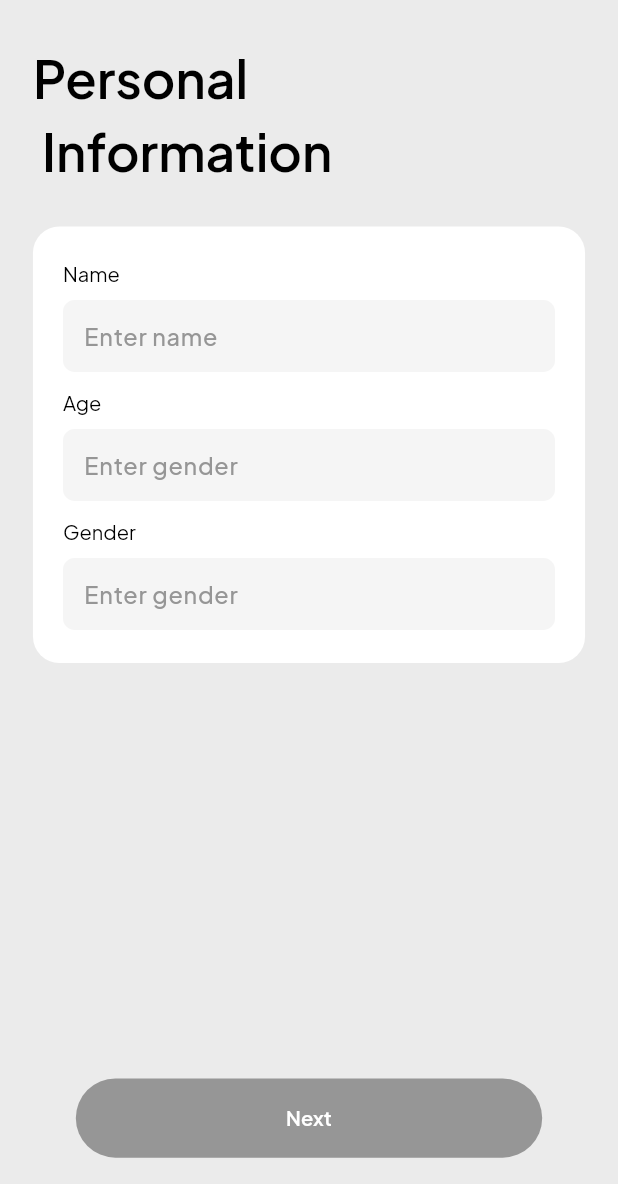
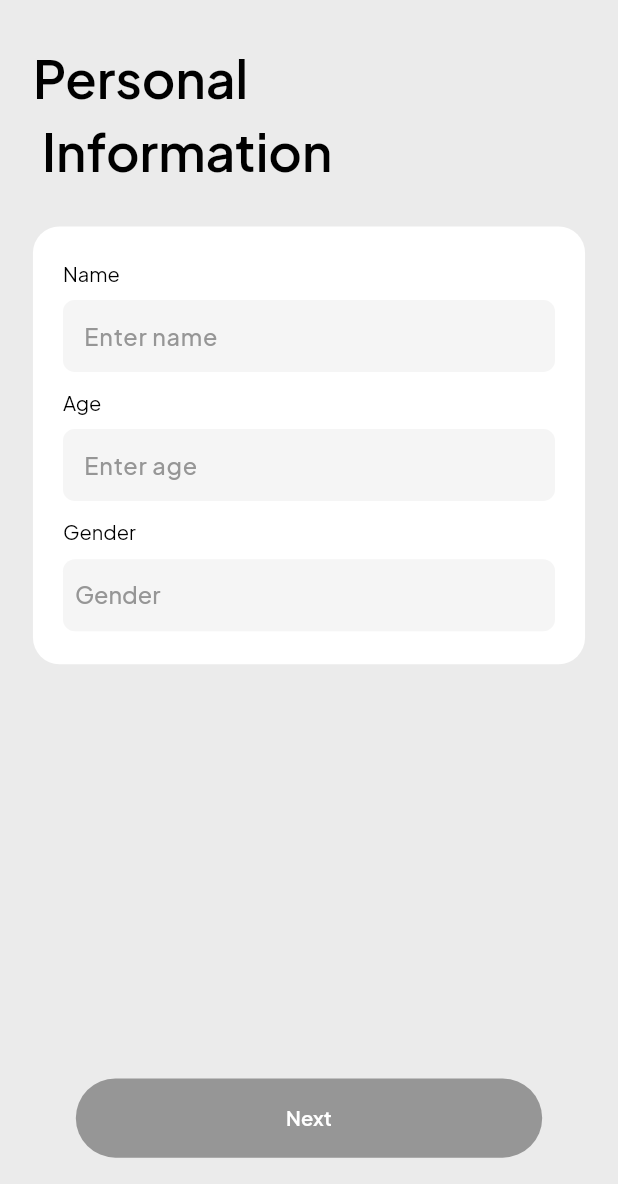
Before and after one commit to priyankgandhi0/self_growth, a Flutter app: the PersonalInfoScreen screen opened by its route, on a phone screen of 412 x 824 dp, the part 52-1236 px from its top. Run offline on Flutter 3.47's test engine with Material 2 defaults, Android fonts, the phone set to English and light mode, and no system bars; our stand-ins replace device_info, file_picker, flutter_screenutil, flutter_svg, get, google_fonts and 4 more; accounts and stored records are empty.

Commit message:
required changes done

```diff
--- a/lib/ui/screens/auth/personal_info/personal_info_con.dart
+++ b/lib/ui/screens/auth/personal_info/personal_info_con.dart
@@ -1,8 +1,11 @@
 import 'package:flutter/cupertino.dart';
 import 'package:get/get.dart';
+
+import '../../../../core/constants/app_constant.dart';
 
 class PersonalInfoCon extends GetxController {
   TextEditingController nameCon = TextEditingController();
   TextEditingController genderCon = TextEditingController();
   TextEditingController ageCon = TextEditingController();
+  Gender? gender;
 }
--- a/lib/ui/screens/auth/personal_info/personal_info_screen.dart
+++ b/lib/ui/screens/auth/personal_info/personal_info_screen.dart
@@ -8,6 +8,7 @@ import 'package:self_growth/ui/screens/auth/personal_info/personal_info_con.dart
 import 'package:self_growth/ui/widgets/app_title_bar.dart';
 import 'package:self_growth/ui/widgets/start_up_text_field.dart';
 
+import '../../../../core/constants/app_constant.dart';
 import '../../../../core/constants/app_strings.dart';
 import '../../../widgets/app_button.dart';
 
@@ -69,19 +70,55 @@ class PersonalInfoScreen extends StatelessWidget {
                       showSuffixIcon: false,
                       labelTextSize: 14.sp,
                       textEditingController: ctrl.ageCon,
-                      hintText: enterGenderText,
+                      hintText: enterAgeText,
                       validator: (value) {},
                     ),
                     10.w.spaceH(),
-                    AppTextField(
-                      labelText: genderText,
-                      showPrefixIcon: false,
-                      showSuffixIcon: false,
-                      labelTextSize: 14.sp,
-                      textEditingController: ctrl.genderCon,
-                      hintText: enterGenderText,
-                      validator: (value) {},
+                    Align(
+                      alignment: Alignment.centerLeft,
+                      child: genderText.appTextStyle(
+                        fontWeight: FontWeight.w400,
+                        fontSize: 14.sp,
+                        // fontColor: _focusNode.hasFocus ? grey_969696 : black_000000,
+                      ),
                     ),
+                    8.w.spaceH(),
+                    Container(
+                      decoration: BoxDecoration(
+                          color: background_F5F5F5,
+                          borderRadius: BorderRadius.circular(8)),
+                      child: Row(
+                        children: [
+                          Expanded(
+                            child: DropdownButton<Gender>(
+                              style: getTextStyle(),
+                              value: ctrl.gender,
+                              underline: Container(),
+                              hint: 'Gender'
+                                  .appTextStyle(
+                                    fontColor: grey_969696,
+                                    fontSize: 16,
+                                    fontWeight: FontWeight.w500,
+                                  )
+                                  .paddingOnly(left: 8),
+                              borderRadius: BorderRadius.circular(16),
+                              icon: Container(),
+                              dropdownColor: Colors.white,
+                              items: Gender.values
+                                  .map((e) => DropdownMenuItem(
+                                        value: e,
+                                        child: Text(e.name).paddingAll(8),
+                                      ))
+                                  .toList(),
+                              onChanged: (value) {
+                                ctrl.gender = value;
+                                ctrl.update();
+                              },
+                            ),
+                          ),
+                        ],
+                      ),
+                    )
                   ],
                 ).paddingSymmetric(vertical: 20.w, horizontal: 20),
               ).paddingSymmetric(horizontal: 20.w)
--- a/lib/ui/screens/auth/sign_up/sign_up_screen.dart
+++ b/lib/ui/screens/auth/sign_up/sign_up_screen.dart
@@ -1,4 +1,5 @@
 import 'package:flutter/material.dart';
+import 'package:flutter/services.dart';
 import 'package:flutter_screenutil/flutter_screenutil.dart';
 import 'package:flutter_svg/flutter_svg.dart';
 import 'package:get/get.dart';
@@ -71,6 +72,9 @@ class SignUpScreen extends StatelessWidget {
                           showPrefixIcon: false,
                           showSuffixIcon: false,
                           labelTextSize: 14.sp,
+                          inputFormatter: [
+                            FilteringTextInputFormatter.digitsOnly,
+                          ],
                           textEditingController: ctrl.phoneNoCon,
                           hintText: enterPhoneNumberText,
                           validator: (value) {},
--- a/lib/ui/widgets/login_popup.dart
+++ b/lib/ui/widgets/login_popup.dart
@@ -22,6 +22,9 @@ class LoginPopup extends StatelessWidget {
   Widget build(BuildContext context) {
     return Form(
       key: _formKey,
+      child: Padding(
+        padding: MediaQuery.of(context).viewInsets,
+        // padding: const EdgeInsets.all(8.0),
         child: Column(
           mainAxisSize: MainAxisSize.min,
           crossAxisAlignment: CrossAxisAlignment.start,
@@ -111,6 +114,7 @@ class LoginPopup extends StatelessWidget {
             (12).spaceH(),
           ],
         ).paddingAll(20),
+      ),
     );
   }
 }
```
Also changed, not shown: lib/ui/screens/onboarding_screen/onboarding_screen.dart (+8 -15 lines), lib/ui/widgets/app_bottom_sheet_dialog.dart (+6 -4 lines). Lines whose indentation alone changed are shown as unchanged.
